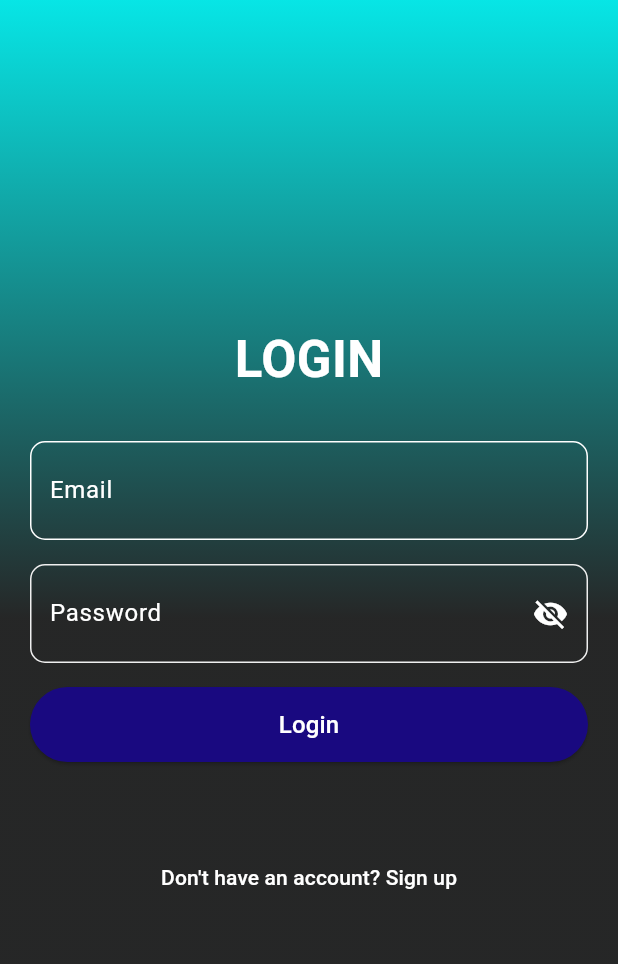
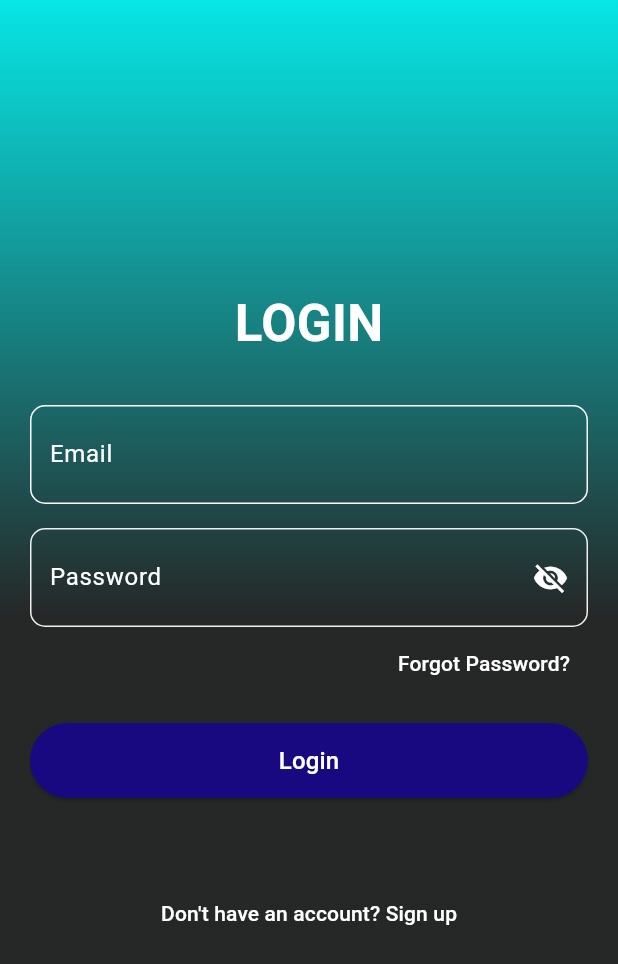
Before and after one commit to Justinjolly/eco, a Flutter app: the LoginPage screen opened directly, on a phone screen of 412 x 824 dp. Shown: the top 964 px of the screen. Run offline on Flutter 3.47's test engine with Material 3 defaults, Android fonts, the phone set to English and light mode, and no system bars; our stand-ins replace cloud_firestore, firebase_auth, firebase_core, random_string; missing offline and left inert: phone_number, qr_code_scanner; accounts and stored records are empty.

Commit message:
login forgot password

```diff
--- a/lib/pages/loginpage.dart
+++ b/lib/pages/loginpage.dart
@@ -134,6 +134,22 @@ class _LoginPageState extends State<LoginPage> {
                 ),
                 Align(
                   alignment: Alignment.centerRight,
+                  child: TextButton(
+                    onPressed: () {
+                      // Navigate to the ForgotPasswordPage when clicked
+                      Navigator.push(
+                        context,
+                        MaterialPageRoute(
+                          builder: (context) => ForgotPasswordPage(),
+                        ),
+                      );
+                    },
+                    child: Text(
+                      'Forgot Password?',
+                      style: TextStyle(
+                          color: const Color.fromARGB(255, 255, 255, 255)),
+                    ),
+                  ),
                 ),
                 SizedBox(height: 16),
                 ElevatedButton(
```
